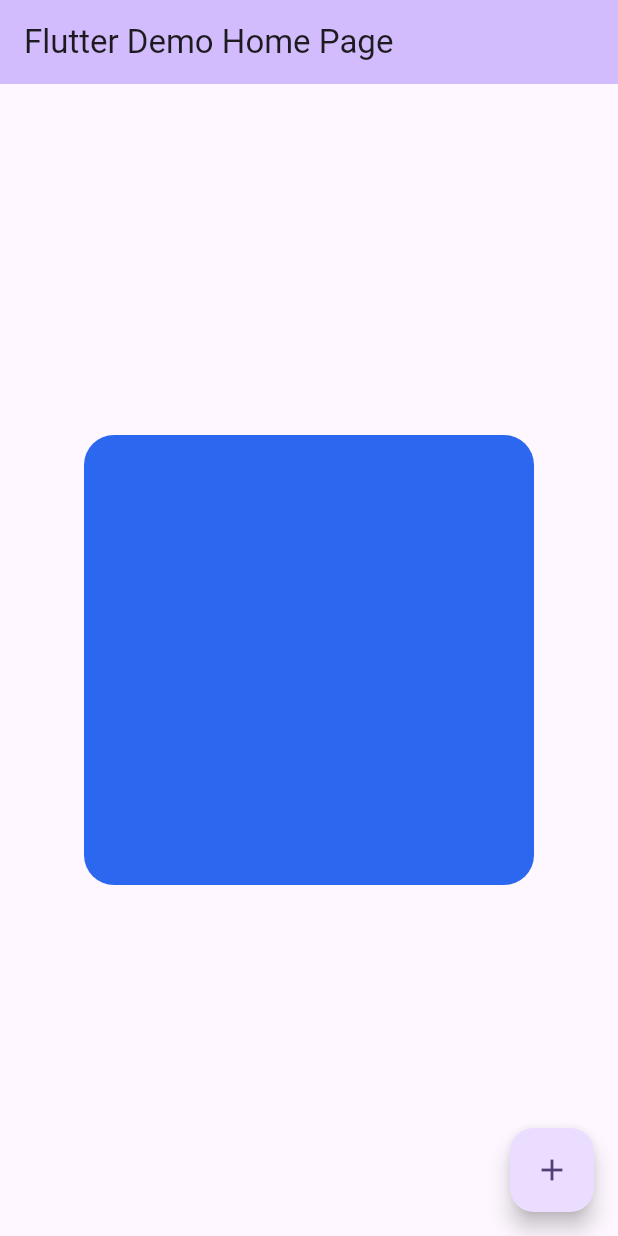
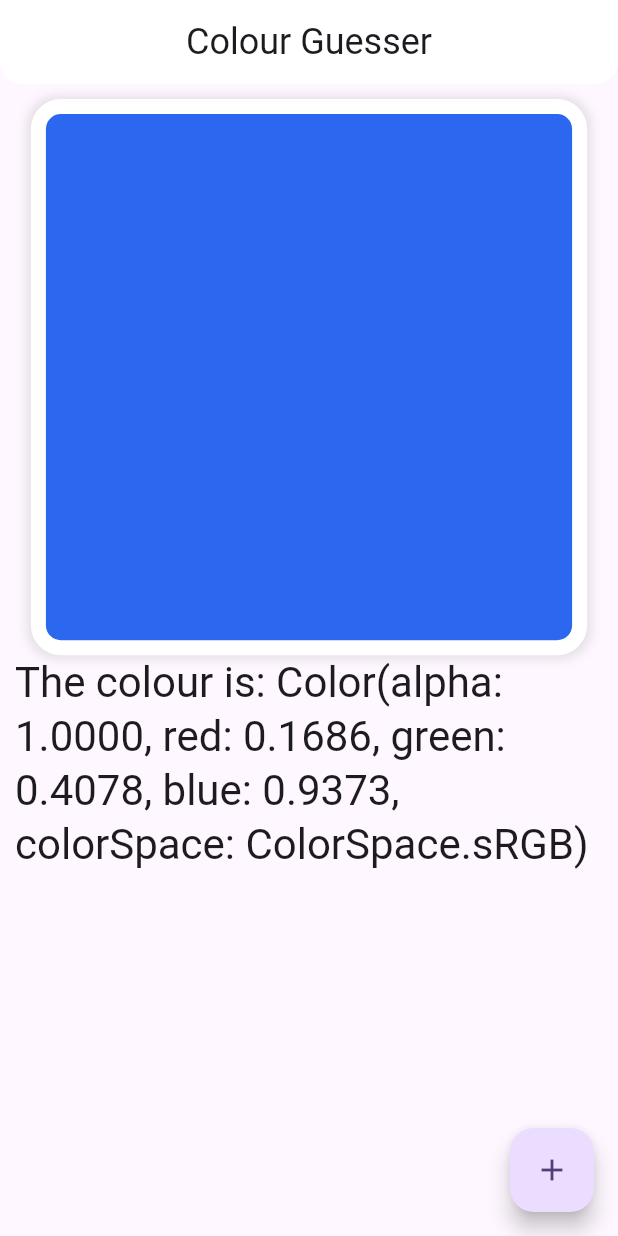
Before and after one commit to simonerlic/colour-guesser, a Flutter app: the screen it shows after launch, on a phone screen of 412 x 824 dp. Run offline on Flutter 3.47's test engine with Material 2 defaults, Android fonts, the phone set to English and light mode, and no system bars.

Commit message:
Customize AppBar, create new ColouredBoxWidget

```diff
--- a/lib/main.dart
+++ b/lib/main.dart
@@ -1,5 +1,6 @@
 import 'package:flutter/material.dart';
 import 'package:colour/models/hashDateToColor.dart';
+import 'package:colour/views/ColoredBoxWidget.dart';
 
 void main() {
   runApp(const MyApp());
@@ -32,7 +33,7 @@ class MyApp extends StatelessWidget {
         colorScheme: ColorScheme.fromSeed(seedColor: Colors.deepPurple),
         useMaterial3: true,
       ),
-      home: const MyHomePage(title: 'Flutter Demo Home Page'),
+      home: const MyHomePage(title: 'Colour Guesser'),
     );
   }
 }
@@ -70,17 +71,29 @@ class _MyHomePageState extends State<MyHomePage> {
 
     return Scaffold(
       appBar: AppBar(
-        backgroundColor: Theme.of(context).colorScheme.inversePrimary,
+        backgroundColor:
+            Colors.white, //Theme.of(context).colorScheme.inversePrimary,
+        shape: const RoundedRectangleBorder(
+          borderRadius: BorderRadius.vertical(
+            bottom: Radius.circular(15),
+          ),
+        ),
         title: Text(widget.title),
+        centerTitle: true,
+        titleTextStyle: Theme.of(context).textTheme.headlineSmall,
       ),
-      body: Center(
-        child: Container(
-          decoration: BoxDecoration(
-            color: color,
-            borderRadius: BorderRadius.circular(20),
-          ),
-          width: 300,
-          height: 300,
+      body: Padding(
+        padding: const EdgeInsets.all(10),
+        child: Column(
+          children: [
+            ColoredBoxWidget(
+              color: color,
+            ),
+            Text(
+              'The colour is: $color',
+              style: Theme.of(context).textTheme.headlineMedium,
+            ),
+          ],
         ),
       ),
       floatingActionButton: FloatingActionButton(
--- /dev/null
+++ b/lib/views/ColoredBoxWidget.dart
@@ -0,0 +1,33 @@
+import 'package:flutter/material.dart';
+
+class ColoredBoxWidget extends StatelessWidget {
+  final Color color;
+
+  const ColoredBoxWidget({required this.color});
+
+  @override
+  Widget build(BuildContext context) {
+    return Center(
+      child: Container(
+        width: MediaQuery.of(context).size.width * 0.90,
+        height: MediaQuery.of(context).size.width * 0.90,
+        decoration: BoxDecoration(
+          color: color,
+          border: Border.all(
+            color: Colors.white,
+            width: 10,
+          ),
+          // shadow
+          boxShadow: [
+            BoxShadow(
+              color: Colors.black.withOpacity(0.1),
+              spreadRadius: 2,
+              blurRadius: 5,
+            ),
+          ],
+          borderRadius: BorderRadius.circular(20),
+        ),
+      ),
+    );
+  }
+}
```
